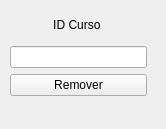
Above: SistemaDeMatriculas-V0/removecurso.ui from leonardopereira10/UEG before the change. Below: the same form after it.
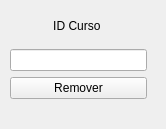
That is the form after the change.

Commit message: Corrigindo nomes das janelas

```diff
--- a/SistemaDeMatriculas-V0/removecurso.ui
+++ b/SistemaDeMatriculas-V0/removecurso.ui
@@ -19,7 +19,7 @@
      <x>10</x>
      <y>10</y>
      <width>137</width>
-     <height>86</height>
+     <height>89</height>
     </rect>
    </property>
    <layout class="QGridLayout" name="gridLayout">
```
Left out of the diff: 2 changed lines with no effect on the pictures. The commit also changes 7 other files.
